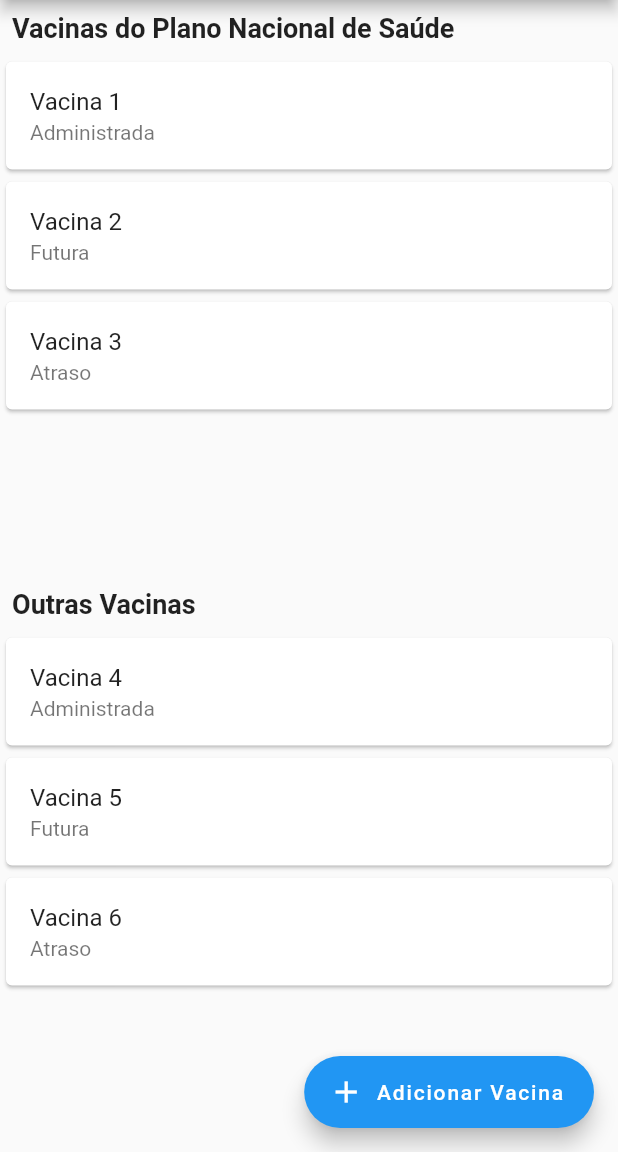
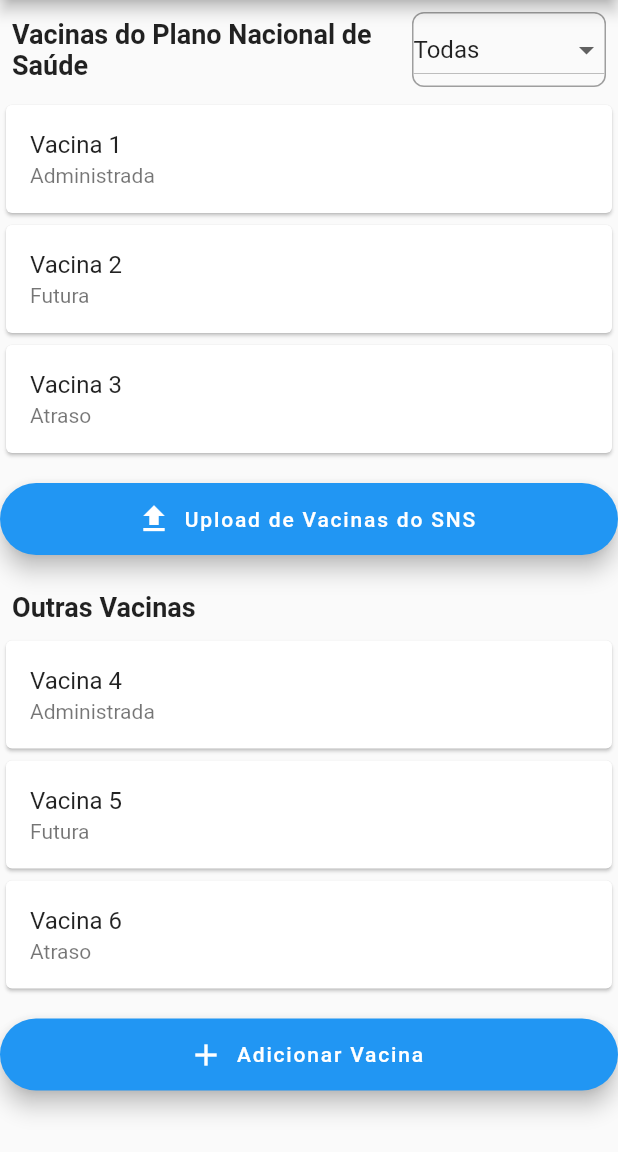
Before and after one commit to pedr00ts/IHC_Projeto, a Flutter app: the VaccinesPage screen opened directly, on a phone screen of 412 x 824 dp, the part 84-1236 px from its top. Run offline on Flutter 3.47's test engine with Material 2 defaults, Android fonts, the phone set to English and light mode, and no system bars; our stand-ins replace flutter_keyboard_visibility, intl_phone_number_input.

Commit message:
Filtro a funcionar + simulação de upload através da app SNS

```diff
--- a/evaccine/lib/vacinashumanas.dart
+++ b/evaccine/lib/vacinashumanas.dart
@@ -1,25 +1,100 @@
 import 'package:flutter/material.dart';
 import 'package:evaccine/adicionarvacinapessoa.dart';
 
+enum StatusVacina {
+  todas,
+  administrada,
+  futura,
+  atraso,
+}
+
 class Vacina {
   final String nome;
-  final String status;
+  final StatusVacina status;
 
   Vacina({required this.nome, required this.status});
 }
 
-class VaccinesPage extends StatelessWidget {
+class VaccinesPage extends StatefulWidget {
+  @override
+  _VaccinesPageState createState() => _VaccinesPageState();
+}
+
+class _VaccinesPageState extends State<VaccinesPage> {
   final List<Vacina> planoNacional = [
-    Vacina(nome: 'Vacina 1', status: 'Administrada'),
-    Vacina(nome: 'Vacina 2', status: 'Futura'),
-    Vacina(nome: 'Vacina 3', status: 'Atraso'),
+    Vacina(nome: 'Vacina 1', status: StatusVacina.administrada),
+    Vacina(nome: 'Vacina 2', status: StatusVacina.futura),
+    Vacina(nome: 'Vacina 3', status: StatusVacina.atraso),
   ]; // Lista de vacinas do Plano Nacional de Saúde
 
   final List<Vacina> outrasVacinas = [
-    Vacina(nome: 'Vacina 4', status: 'Administrada'),
-    Vacina(nome: 'Vacina 5', status: 'Futura'),
-    Vacina(nome: 'Vacina 6', status: 'Atraso'),
+    Vacina(nome: 'Vacina 4', status: StatusVacina.administrada),
+    Vacina(nome: 'Vacina 5', status: StatusVacina.futura),
+    Vacina(nome: 'Vacina 6', status: StatusVacina.atraso),
   ]; // Lista de outras vacinas
+
+  List<Vacina> vacinasFiltradasPlanoNacional = [];
+  List<Vacina> vacinasFiltradasOutras = [];
+  StatusVacina statusSelecionado = StatusVacina.todas;
+
+  @override
+  void initState() {
+    super.initState();
+    filtrarVacinas();
+  }
+
+  void filtrarVacinas() {
+    setState(() {
+      if (statusSelecionado == StatusVacina.todas) {
+        vacinasFiltradasPlanoNacional = [...planoNacional];
+        vacinasFiltradasOutras = [...outrasVacinas];
+      } else {
+        vacinasFiltradasPlanoNacional = planoNacional
+            .where((vacina) => vacina.status == statusSelecionado)
+            .toList();
+        vacinasFiltradasOutras = outrasVacinas
+            .where((vacina) => vacina.status == statusSelecionado)
+            .toList();
+      }
+    });
+  }
+
+  String getStatusVacina(StatusVacina status) {
+    switch (status) {
+      case StatusVacina.administrada:
+        return 'Administrada';
+      case StatusVacina.futura:
+        return 'Futura';
+      case StatusVacina.atraso:
+        return 'Atraso';
+      default:
+        return '';
+    }
+  }
+
+  void uploadVacinasSNS(BuildContext context) async {
+    // Simulando uma espera de 2 segundos para buscar as informações do SNS
+    await Future.delayed(Duration(seconds: 2));
+
+    // Exibindo uma mensagem de sucesso ao finalizar o "upload" das vacinas do SNS
+    showDialog(
+      context: context,
+      builder: (BuildContext context) {
+        return AlertDialog(
+          title: Text('Upload de Vacinas do SNS'),
+          content: Text('Vacinas do SNS foram importadas com sucesso!'),
+          actions: [
+            TextButton(
+              onPressed: () {
+                Navigator.of(context).pop();
+              },
+              child: Text('OK'),
+            ),
+          ],
+        );
+      },
+    );
+  }
 
   @override
   Widget build(BuildContext context) {
@@ -27,11 +102,15 @@ class VaccinesPage extends StatelessWidget {
       appBar: AppBar(
         title: Text('Vacinas'),
       ),
-      body: Column(
+      body: SingleChildScrollView(
+        child: Column(
           crossAxisAlignment: CrossAxisAlignment.stretch,
           children: [
             Padding(
               padding: const EdgeInsets.all(8.0),
+              child: Row(
+                children: [
+                  Expanded(
                     child: Text(
                       'Vacinas do Plano Nacional de Saúde',
                       style: TextStyle(
@@ -40,20 +119,69 @@ class VaccinesPage extends StatelessWidget {
                       ),
                     ),
                   ),
-          Expanded(
-            child: ListView.builder(
-              itemCount: planoNacional.length,
+                  Container(
+                    decoration: BoxDecoration(
+                      border: Border.all(
+                        color: Colors.grey,
+                        width: 1.0,
+                      ),
+                      borderRadius: BorderRadius.circular(8.0),
+                    ),
+                    child: DropdownButton<StatusVacina>(
+                      value: statusSelecionado,
+                      dropdownColor: Colors.blue, // Altere a cor aqui
+                      onChanged: (value) {
+                        setState(() {
+                          statusSelecionado = value!;
+                          filtrarVacinas();
+                        });
+                      },
+                      items: [
+                        DropdownMenuItem<StatusVacina>(
+                          value: StatusVacina.todas,
+                          child: Text('Todas'),
+                        ),
+                        DropdownMenuItem<StatusVacina>(
+                          value: StatusVacina.administrada,
+                          child: Text('Administradas'),
+                        ),
+                        DropdownMenuItem<StatusVacina>(
+                          value: StatusVacina.futura,
+                          child: Text('Futuras'),
+                        ),
+                        DropdownMenuItem<StatusVacina>(
+                          value: StatusVacina.atraso,
+                          child: Text('Atraso'),
+                        ),
+                      ],
+                    ),
+                  ),
+                ],
+              ),
+            ),
+            ListView.builder(
+              shrinkWrap: true,
+              physics: NeverScrollableScrollPhysics(),
+              itemCount: vacinasFiltradasPlanoNacional.length,
               itemBuilder: (context, index) {
-                Vacina vacina = planoNacional[index];
+                Vacina vacina = vacinasFiltradasPlanoNacional[index];
                 return Card(
                   child: ListTile(
                     title: Text(vacina.nome),
-                    subtitle: Text(vacina.status),
+                    subtitle: Text(getStatusVacina(vacina.status)),
                   ),
                 );
               },
             ),
+            SizedBox(height: 16),
+            FloatingActionButton.extended(
+              onPressed: () {
+                uploadVacinasSNS(context);
+              },
+              label: Text('Upload de Vacinas do SNS'),
+              icon: Icon(Icons.upload),
             ),
+            SizedBox(height: 16),
             Padding(
               padding: const EdgeInsets.all(8.0),
               child: Text(
@@ -64,23 +192,22 @@ class VaccinesPage extends StatelessWidget {
                 ),
               ),
             ),
-          Expanded(
-            child: ListView.builder(
-              itemCount: outrasVacinas.length,
+            ListView.builder(
+              shrinkWrap: true,
+              physics: NeverScrollableScrollPhysics(),
+              itemCount: vacinasFiltradasOutras.length,
               itemBuilder: (context, index) {
-                Vacina vacina = outrasVacinas[index];
+                Vacina vacina = vacinasFiltradasOutras[index];
                 return Card(
                   child: ListTile(
                     title: Text(vacina.nome),
-                    subtitle: Text(vacina.status),
+                    subtitle: Text(getStatusVacina(vacina.status)),
                   ),
                 );
               },
             ),
-          ),
-        ],
-      ),
-      floatingActionButton: FloatingActionButton.extended(
+            SizedBox(height: 16),
+            FloatingActionButton.extended(
               onPressed: () {
                 Navigator.push(
                   context,
@@ -90,6 +217,10 @@ class VaccinesPage extends StatelessWidget {
               label: Text('Adicionar Vacina'),
               icon: Icon(Icons.add),
             ),
+          ],
+        ),
+      ),
     );
   }
+
 }
--- a/evaccine/pubspec.yaml
+++ b/evaccine/pubspec.yaml
@@ -39,6 +39,8 @@ dependencies:
   fluttertoast: ^8.2.1
   intl: ^0.17.0
   intl_phone_number_input: ^0.7.1
+  share_plus: ^7.0.1
+  flutter_share: ^2.0.0
 
 dev_dependencies:
   flutter_test:
@@ -92,3 +94,6 @@ flutter:
   #
   # For details regarding fonts from package dependencies,
   # see https://flutter.dev/custom-fonts/#from-packages
+
+  assets:
+    - assets/vaccine.jpg
```
Also changed, not shown: evaccine/lib/main.dart (+13 -5 lines), evaccine/assets/vaccine.jpg (added), evaccine/pubspec.lock, 5 other files. Lines whose indentation alone changed are shown as unchanged.
